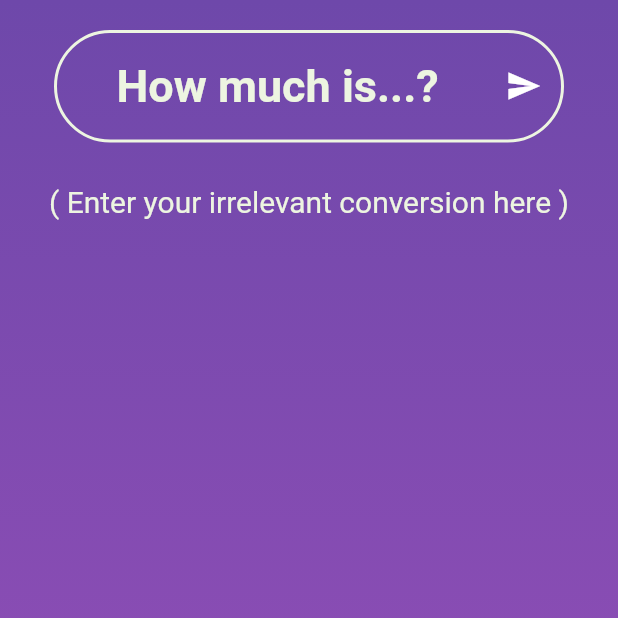
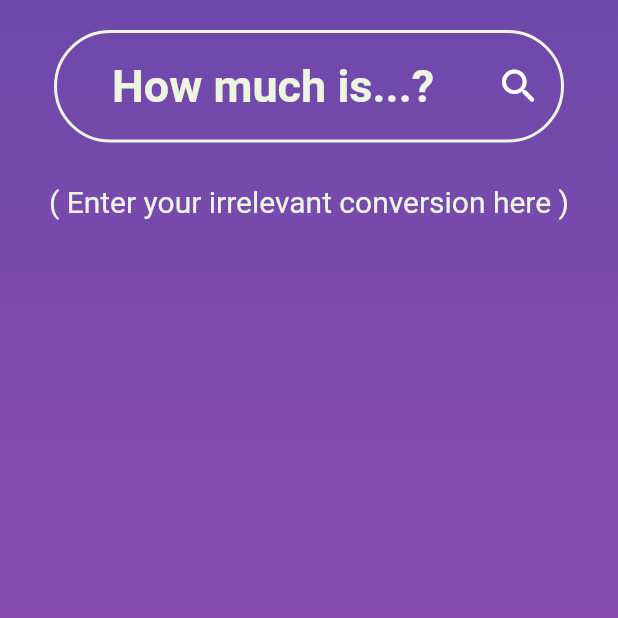
Before and after one commit to g-bulgarit/How-much-is-it, a Flutter app: the screen it shows after launch, on a phone screen of 412 x 824 dp, the top half of it. Run offline on Flutter 3.47's test engine with Material 2 defaults, Android fonts, the phone set to English and light mode, and no system bars; our stand-ins replace sprintf; Roboto replaces fonts that are missing (Bebas).

Commit message:
[General] Changed the send icon to a search icon

```diff
--- a/lib/customWidgets/InputCalcDisp.dart
+++ b/lib/customWidgets/InputCalcDisp.dart
@@ -233,7 +233,8 @@ class _InputCalcDispState extends State<InputCalcDisp> {
                   hintStyle: Theme.of(context).textTheme.headline1,
                   suffixIcon: IconButton(
                     padding: EdgeInsets.all(15),
-                    icon: Icon(Icons.send, color: Colors.white),
+                    icon: Icon(Icons.search_rounded, color: Colors.white),
+                    iconSize: 30,
                     onPressed: () {
                       setState(() {
                         doCalculations(textController.text);
```
